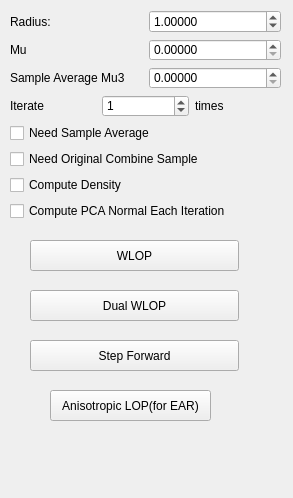
Old version of the form point-cloud-2015/UI/para_wlop.ui in the repository sunwaylive/Point-Cloud-Processing-2015.
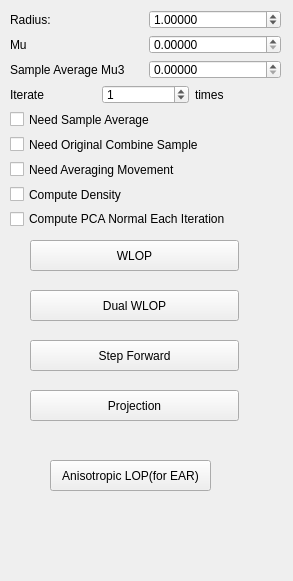
New version of the form.

Commit message: added averaging move proj

```diff
--- a/point-cloud-2015/UI/para_wlop.ui
+++ b/point-cloud-2015/UI/para_wlop.ui
@@ -7,7 +7,7 @@
     <x>0</x>
     <y>0</y>
     <width>293</width>
-    <height>498</height>
+    <height>581</height>
    </rect>
   </property>
   <property name="windowTitle">
@@ -19,7 +19,7 @@
      <x>10</x>
      <y>10</y>
      <width>271</width>
-     <height>211</height>
+     <height>218</height>
     </rect>
    </property>
    <layout class="QVBoxLayout" name="verticalLayout">
@@ -137,6 +137,13 @@
       </property>
      </widget>
     </item>
+    <item>
+     <widget class="QCheckBox" name="Need_averaging_movement">
+      <property name="text">
+       <string>Need Averaging Movement</string>
+      </property>
+     </widget>
+    </item>
     <item>
      <widget class="QCheckBox" name="compute_density">
       <property name="text">
@@ -157,7 +164,7 @@
    <property name="geometry">
     <rect>
      <x>50</x>
-     <y>390</y>
+     <y>460</y>
      <width>161</width>
      <height>31</height>
     </rect>
@@ -205,6 +212,19 @@
     <string>Step Forward</string>
    </property>
   </widget>
+  <widget class="QPushButton" name="step_forward_2">
+   <property name="geometry">
+    <rect>
+     <x>30</x>
+     <y>390</y>
+     <width>209</width>
+     <height>31</height>
+    </rect>
+   </property>
+   <property name="text">
+    <string>Projection</string>
+   </property>
+  </widget>
  </widget>
  <resources/>
  <connections/>
```
The commit also changes 4 other files.
